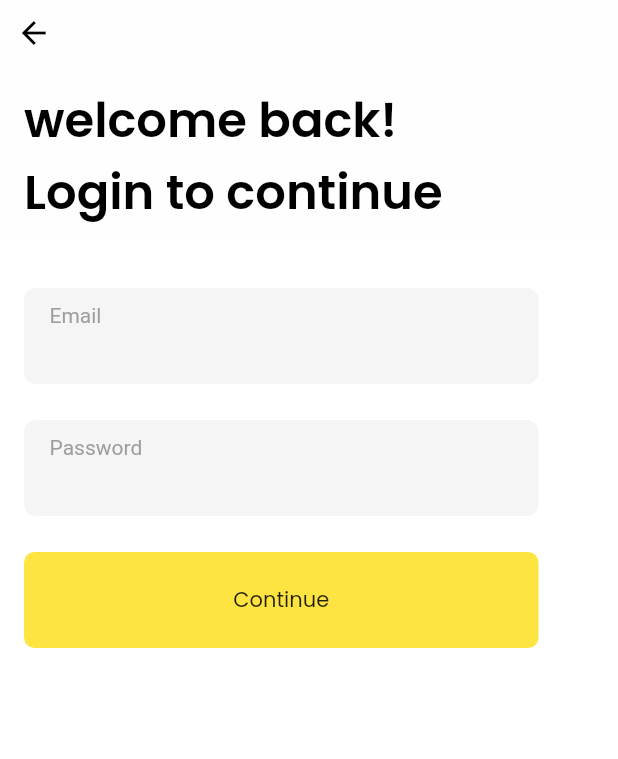
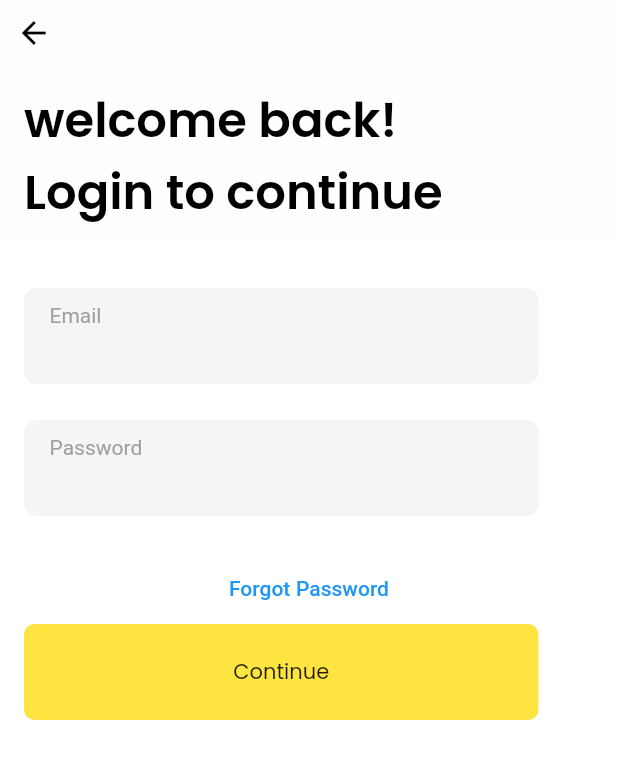
Before and after one commit to Lokal-Entrepreneurs-Pvt-Ltd/service-product-marketplace-app, a Flutter app: the screen it shows after launch, after a tap on "Login", on a phone screen of 412 x 824 dp. Shown: the top 759 px of the screen. Run offline on Flutter 3.47's test engine with Material 2 defaults, Android fonts, the phone set to English and light mode, and no system bars; our stand-ins replace another_flushbar, awesome_notifications, badges, dio, dotted_border, firebase_core and 12 more; missing offline and left inert: adaptive_action_sheet, awesome_notifications_fcm, chucker_flutter, just_the_tooltip, platform_device_id, razorpay_flutter and 2 more; accounts and stored records are empty; Roboto replaces fonts that are missing (Georgia).

Commit message:
Forget Password

```diff
--- a/lib/constants/strings.dart
+++ b/lib/constants/strings.dart
@@ -32,3 +32,5 @@ const String FETCH_LOCATION = "Fetch your location";
 const String FRIEND_ICON = 'assets/images/friendly.png';
 const String CONGRATULATIONS = "Congratulations";
 const String BTS_REQUEST_TAKEN = "Your BTS Location request has been taken";
+const String FORGET_PASSWORD_URL =
+    "https://prod.localee.co.in/customer/account/forgotpassword/";
--- a/lib/screens/login/login.dart
+++ b/lib/screens/login/login.dart
@@ -12,7 +12,9 @@ import 'package:lokal/utils/storage/user_data_handler.dart';
 import 'package:lokal/widgets/UikButton/UikButton.dart';
 import 'package:http/http.dart' as http;
 import 'package:ui_sdk/props/ApiResponse.dart';
+import 'package:url_launcher/url_launcher.dart';
 
+import '../../constants/strings.dart';
 import '../../utils/UiUtils/UiUtils.dart';
 import '../../utils/storage/user_data_handler.dart';
 import '../../widgets/UikNavbar/UikNavbar.dart';
@@ -59,7 +61,7 @@ class _LoginPageScreenState extends State<LoginPageScreen> {
         color: Colors.white,
         child: isLoading
             ? const Center(
-                child: CircularProgressIndicator( color: Colors.yellow),
+                child: CircularProgressIndicator(color: Colors.yellow),
               )
             : ListView(
                 children: [
@@ -88,12 +90,15 @@ class _LoginPageScreenState extends State<LoginPageScreen> {
                     isPassword: true,
                     description: descPassword,
                   ),
+                  TextButton(
+                    onPressed: _launchURL,
+                    child: Text('Forgot Password'),
+                  ),
                   Container(
                     margin: const EdgeInsets.only(
                       left: 16,
                     ),
-                    child:
-                    UikButton(
+                    child: UikButton(
                       text: "Continue",
                       backgroundColor: const Color(0xffFEE440),
                       onClick: () async {
@@ -121,7 +126,7 @@ class _LoginPageScreenState extends State<LoginPageScreen> {
                                 response.data[AUTH_TOKEN]);
 
                             var customerData = response.data[CUSTOMER_DATA];
-                            if(customerData!= null) {
+                            if (customerData != null) {
                               UserDataHandler.saveCustomerData(customerData);
                             }
 
@@ -174,4 +179,13 @@ class _LoginPageScreenState extends State<LoginPageScreen> {
             r'^(([^<>()[\]\\.,;:\s@\"]+(\.[^<>()[\]\\.,;:\s@\"]+)*)|(\".+\"))@((\[[0-9]{1,3}\.[0-9]{1,3}\.[0-9]{1,3}\.[0-9]{1,3}\])|(([a-zA-Z\-0-9]+\.)+[a-zA-Z]{2,}))$')
         .hasMatch(email);
   }
+
+  _launchURL() async {
+    final uri = Uri.parse(FORGET_PASSWORD_URL);
+    if (await canLaunchUrl(uri)) {
+      await launchUrl(uri);
+    } else {
+      UiUtils.showToast("Cannot Launch Url");
+    }
+  }
 }
--- a/pubspec.yaml
+++ b/pubspec.yaml
@@ -71,6 +71,7 @@ dependencies:
   syncfusion_flutter_sliders: ^20.2.36
   ui_sdk: ^1.0.101+1
   platform_device_id: ^1.0.1
+  url_launcher: ^6.1.7
 
 
 dev_dependencies:
```
Also changed, not shown: pubspec.lock, 1 other file.
